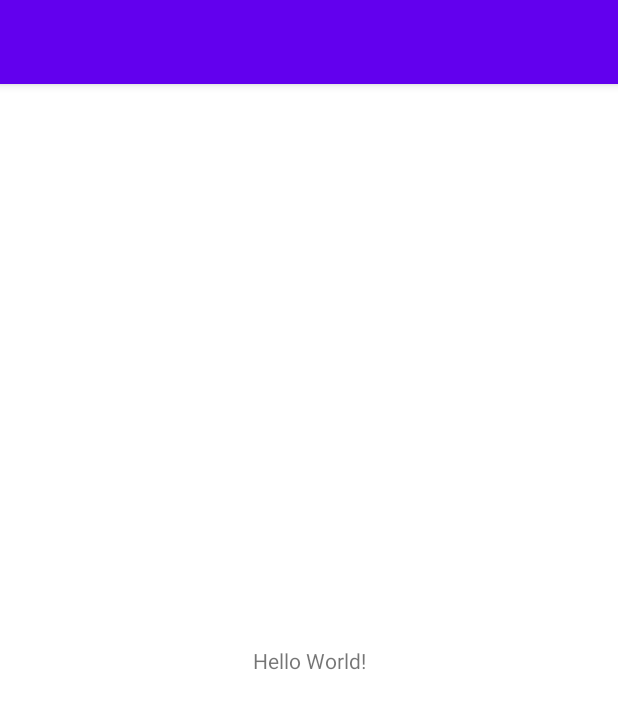
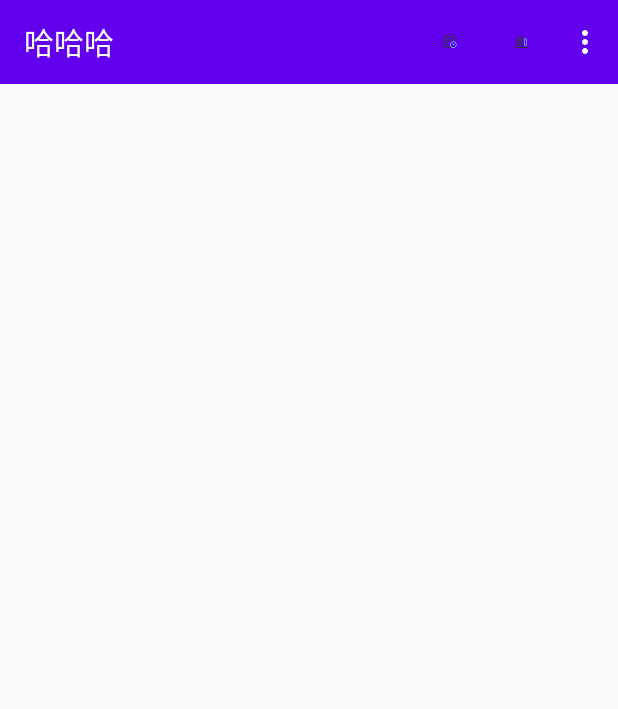
Before and after one commit to Wangzhijie1209/MaterialDesign, an Android app: the screen it shows after launch (MainActivity), on a phone screen of 412 x 824 dp. Shown: the top 709 px of the screen. Run offline under Robolectric (Android 15) with nearby library versions, the phone set to English and light mode, and no system bars.

Commit message:
Toolbar的简单使用

```diff
--- a/app/src/main/AndroidManifest.xml
+++ b/app/src/main/AndroidManifest.xml
@@ -11,7 +11,9 @@
         android:theme="@style/Theme.MaterialDesign">
         <activity
             android:name=".MainActivity"
-            android:exported="true">
+            android:exported="true"
+            android:label="哈哈哈"
+            >
             <intent-filter>
                 <action android:name="android.intent.action.MAIN" />
 
--- a/app/src/main/java/com/example/materialdesign/MainActivity.java
+++ b/app/src/main/java/com/example/materialdesign/MainActivity.java
@@ -1,8 +1,14 @@
 package com.example.materialdesign;
 
+import androidx.annotation.NonNull;
 import androidx.appcompat.app.AppCompatActivity;
+import androidx.appcompat.widget.Toolbar;
 
 import android.os.Bundle;
+import android.view.Menu;
+import android.view.MenuItem;
+import android.view.View;
+import android.widget.Toast;
 
 public class MainActivity extends AppCompatActivity {
 
@@ -10,5 +16,40 @@ public class MainActivity extends AppCompatActivity {
     protected void onCreate(Bundle savedInstanceState) {
         super.onCreate(savedInstanceState);
         setContentView(R.layout.activity_main);
+        Toolbar toolbar = findViewById(R.id.toolbar);
+        setSupportActionBar(toolbar);
+    }
+
+    /**
+     * 加载了toolbar.xml这个菜单文件
+     * @param menu
+     * @return
+     */
+    @Override
+    public boolean onCreateOptionsMenu(@NonNull Menu menu) {
+        getMenuInflater().inflate(R.menu.toolbar, menu);
+        return true;
+    }
+
+    /**
+     * 处理菜单中各个按钮的点击事件
+     * @param item
+     * @return
+     */
+    @Override
+    public boolean onOptionsItemSelected(@NonNull MenuItem item) {
+        switch (item.getItemId()) {
+            case R.id.backup:
+                Toast.makeText(this, "You clicked Backup", Toast.LENGTH_SHORT).show();
+                break;
+            case R.id.delete:
+                Toast.makeText(this, "You clicked Delete", Toast.LENGTH_SHORT).show();
+                break;
+            case R.id.settings:
+                Toast.makeText(this, "You clicked Settings", Toast.LENGTH_SHORT).show();
+                break;
+            default:
+        }
+        return true;
     }
 }
--- a/app/src/main/res/layout/activity_main.xml
+++ b/app/src/main/res/layout/activity_main.xml
@@ -6,13 +6,36 @@
     android:layout_height="match_parent"
     tools:context=".MainActivity">
 
-    <TextView
-        android:layout_width="wrap_content"
-        android:layout_height="wrap_content"
-        android:text="Hello World!"
-        app:layout_constraintBottom_toBottomOf="parent"
+    <!--
+    这里使用了xmlns:app指定了一个新的命名空间,也就是说现在可以使用:
+    app:attribute这样的写法了。
+    为什么要这样写?因为Material Design是在Android5.0系统中才出现的
+    为了兼顾5.0之前的老系统,就不能使用
+    android:attribute这样的写法了。而是应该用
+    app:attribute
+
+    高度设置为了actionBar的高度,
+    由于我们刚才在themes.xml中将程序的主题指定成了淡色主题,因此Toolbar现在也是
+    淡色主题,而Toolbar上面的各种元素就会自动使用深色系,这都是为了和主体颜色分开,
+    淡色这个效果看起来就会很差,之前使用ActionBar时文字都是白色的,现在变成黑色的
+    会很难看。
+    为了让Toolbar单独使用深色系主题,这里我们使用android:theme属性,将Toolbar的主题
+    指定成了ThemeOverlay.AppCompat.Dark.ActionBar
+    但是这样指定完了之后又会出现新的问题,如果Toolbar中有菜单按钮,那么弹出的菜单项也会
+    变成深色主题,这样就再次变得十分难看,于是这里使用了app:popupTheme属性将弹出的菜单项
+    指定成了淡色主题。
+    之所以使用app:popupTheme 是因为这个属性是Android5.0系统中新增的,可以兼容5.0
+    以下的系统
+    -->
+    <androidx.appcompat.widget.Toolbar
+        android:id="@+id/toolbar"
+        android:layout_width="match_parent"
+        android:layout_height="?attr/actionBarSize"
+        app:layout_constraintTop_toTopOf="parent"
         app:layout_constraintLeft_toLeftOf="parent"
         app:layout_constraintRight_toRightOf="parent"
-        app:layout_constraintTop_toTopOf="parent" />
+        android:background="?attr/colorPrimary"
+        android:theme="@style/ThemeOverlay.AppCompat.Dark.ActionBar"
+        app:popupTheme="@style/Theme.AppCompat.Light"/>
 
 </androidx.constraintlayout.widget.ConstraintLayout>
--- /dev/null
+++ b/app/src/main/res/menu/toolbar.xml
@@ -0,0 +1,26 @@
+<?xml version="1.0" encoding="utf-8"?>
+<menu xmlns:android="http://schemas.android.com/apk/res/android"
+    xmlns:app="http://schemas.android.com/apk/res-auto">
+<!--showAsAction有以下值可选:
+    showAsAction="always" 永远显示在屏幕中,如果屏幕空间不够则不显示
+    showAsAction="ifRoom" 屏幕空间足够的情况下显示在Toolbar中,不够的话就显示在菜单当中
+    showAsAction="never" 永远显示在菜单当中
+    Toolbar中的action按钮只会显示图标
+    菜单中的action按钮只会显示文字
+    -->
+    <item
+        android:id="@+id/backup"
+        android:icon="@drawable/a"
+        android:title="Backup"
+        app:showAsAction="always" />
+    <item
+        android:id="@+id/delete"
+        android:icon="@drawable/b"
+        android:title="Delete"
+        app:showAsAction="ifRoom" />
+    <item
+        android:id="@+id/settings"
+        android:icon="@drawable/c"
+        android:title="Settings"
+        app:showAsAction="never" />
+</menu>
--- a/app/src/main/res/values/themes.xml
+++ b/app/src/main/res/values/themes.xml
@@ -1,6 +1,6 @@
 <resources xmlns:tools="http://schemas.android.com/tools">
     <!-- Base application theme. -->
-    <style name="Theme.MaterialDesign" parent="Theme.MaterialComponents.DayNight.DarkActionBar">
+    <style name="Theme.MaterialDesign" parent="Theme.AppCompat.Light.NoActionBar">
         <!-- Primary brand color. -->
         <item name="colorPrimary">@color/purple_500</item>
         <item name="colorPrimaryVariant">@color/purple_700</item>
```
Also changed, not shown: app/src/main/res/drawable-xxhdpi/a.png (added), app/src/main/res/drawable-xxhdpi/b.png (added), app/src/main/res/drawable-xxhdpi/c.png (added), 1 other file.
